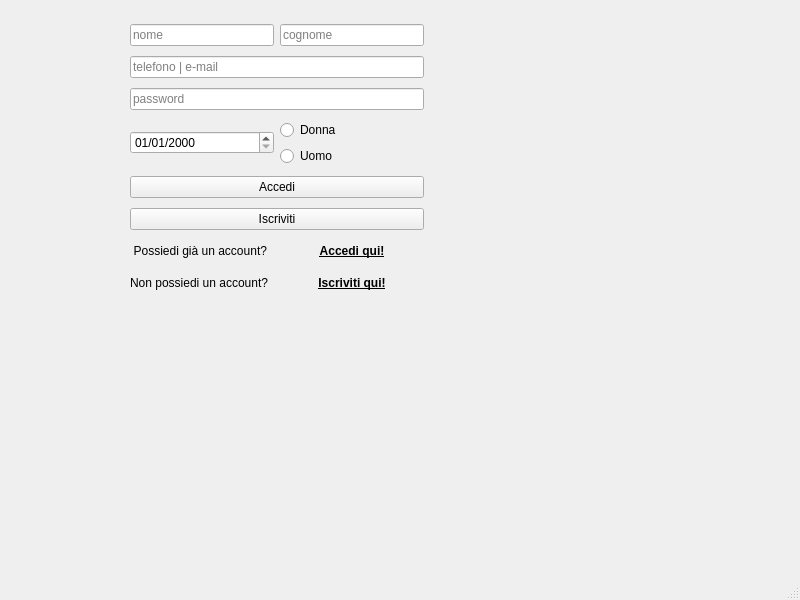
First picture: the form in mainwindow.ui, repository CammelloDK/Form-Iscrizione-Login_Qt, before the edit.
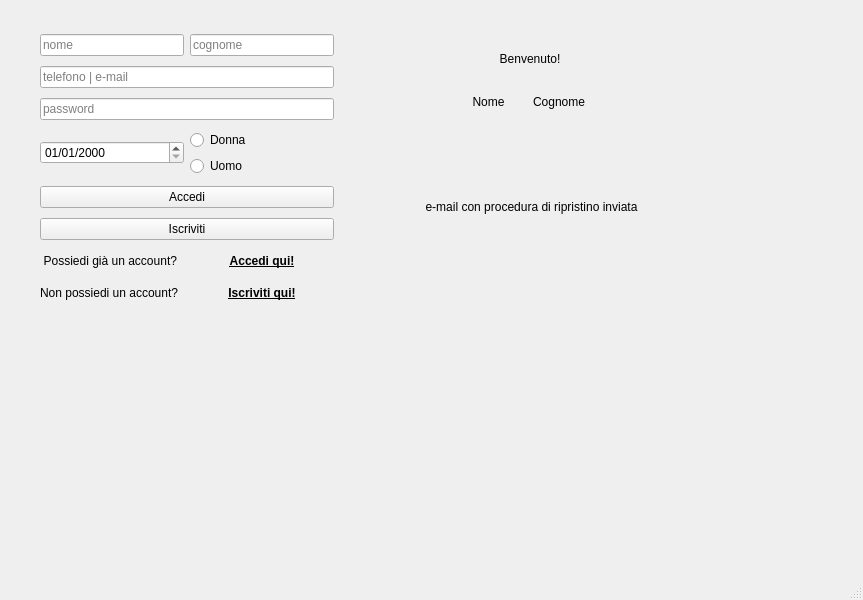
Second picture: the form after the edit.

The edit to the form file:
```diff
--- a/mainwindow.ui
+++ b/mainwindow.ui
@@ -6,7 +6,7 @@
    <rect>
     <x>0</x>
     <y>0</y>
-    <width>800</width>
+    <width>863</width>
     <height>600</height>
    </rect>
   </property>
@@ -14,11 +14,20 @@
    <string>MainWindow</string>
   </property>
   <widget class="QWidget" name="centralwidget">
+   <widget class="QWidget" name="mainwidget" native="true">
+    <property name="geometry">
+     <rect>
+      <x>0</x>
+      <y>20</y>
+      <width>361</width>
+      <height>301</height>
+     </rect>
+    </property>
    <widget class="QWidget" name="verticalLayoutWidget_2">
     <property name="geometry">
      <rect>
-      <x>130</x>
-      <y>20</y>
+       <x>40</x>
+       <y>10</y>
       <width>294</width>
       <height>281</height>
      </rect>
@@ -170,6 +179,86 @@
     </layout>
    </widget>
   </widget>
+   <widget class="QWidget" name="wdgtbenvenuto" native="true">
+    <property name="geometry">
+     <rect>
+      <x>370</x>
+      <y>20</y>
+      <width>321</width>
+      <height>131</height>
+     </rect>
+    </property>
+    <widget class="QWidget" name="verticalLayoutWidget">
+     <property name="geometry">
+      <rect>
+       <x>80</x>
+       <y>20</y>
+       <width>160</width>
+       <height>80</height>
+      </rect>
+     </property>
+     <layout class="QVBoxLayout" name="verticalLayout_3">
+      <item>
+       <widget class="QLabel" name="lblbenvenuto">
+        <property name="text">
+         <string>Benvenuto!</string>
+        </property>
+        <property name="alignment">
+         <set>Qt::AlignCenter</set>
+        </property>
+       </widget>
+      </item>
+      <item>
+       <layout class="QHBoxLayout" name="horizontalLayout">
+        <item>
+         <widget class="QLabel" name="lblnomebnv">
+          <property name="text">
+           <string>Nome</string>
+          </property>
+          <property name="alignment">
+           <set>Qt::AlignCenter</set>
+          </property>
+         </widget>
+        </item>
+        <item>
+         <widget class="QLabel" name="lblcognomebnv">
+          <property name="text">
+           <string>Cognome</string>
+          </property>
+         </widget>
+        </item>
+       </layout>
+      </item>
+     </layout>
+    </widget>
+   </widget>
+   <widget class="QWidget" name="wdgtmail" native="true">
+    <property name="geometry">
+     <rect>
+      <x>370</x>
+      <y>160</y>
+      <width>321</width>
+      <height>91</height>
+     </rect>
+    </property>
+    <widget class="QLabel" name="lblmail">
+     <property name="geometry">
+      <rect>
+       <x>6</x>
+       <y>6</y>
+       <width>311</width>
+       <height>81</height>
+      </rect>
+     </property>
+     <property name="text">
+      <string>e-mail con procedura di ripristino inviata</string>
+     </property>
+     <property name="alignment">
+      <set>Qt::AlignCenter</set>
+     </property>
+    </widget>
+   </widget>
+  </widget>
   <widget class="QMenuBar" name="menubar">
    <property name="geometry">
     <rect>
```
Left out of the diff: 2 changed lines with no effect on the pictures. Lines whose indentation alone changed are shown as unchanged.
